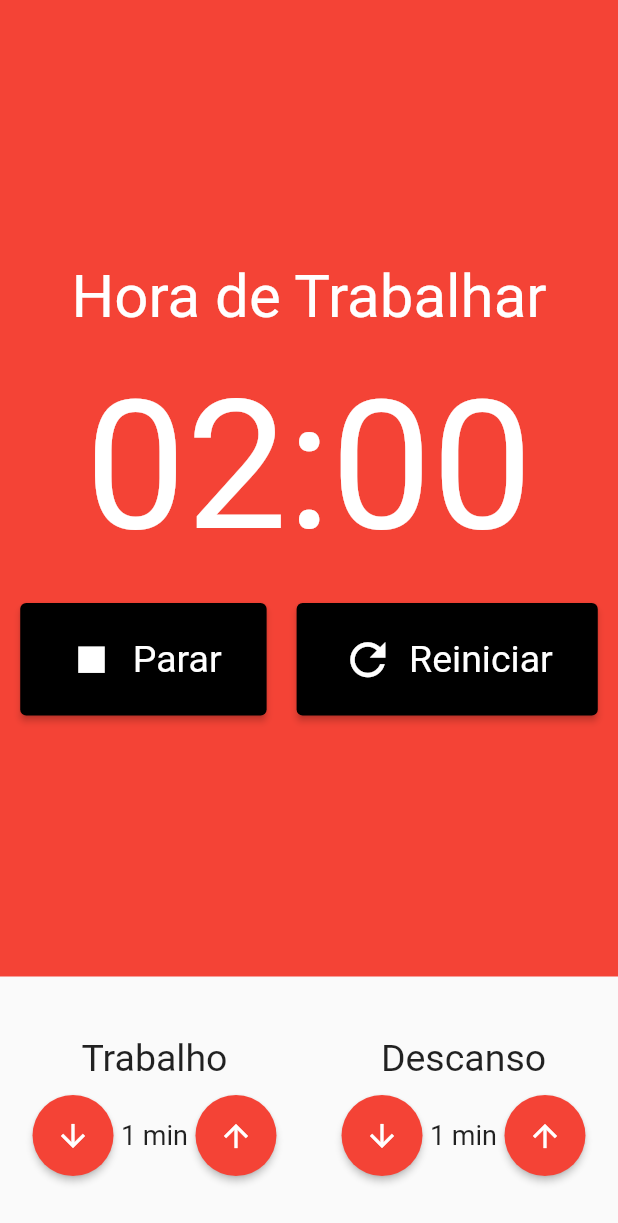
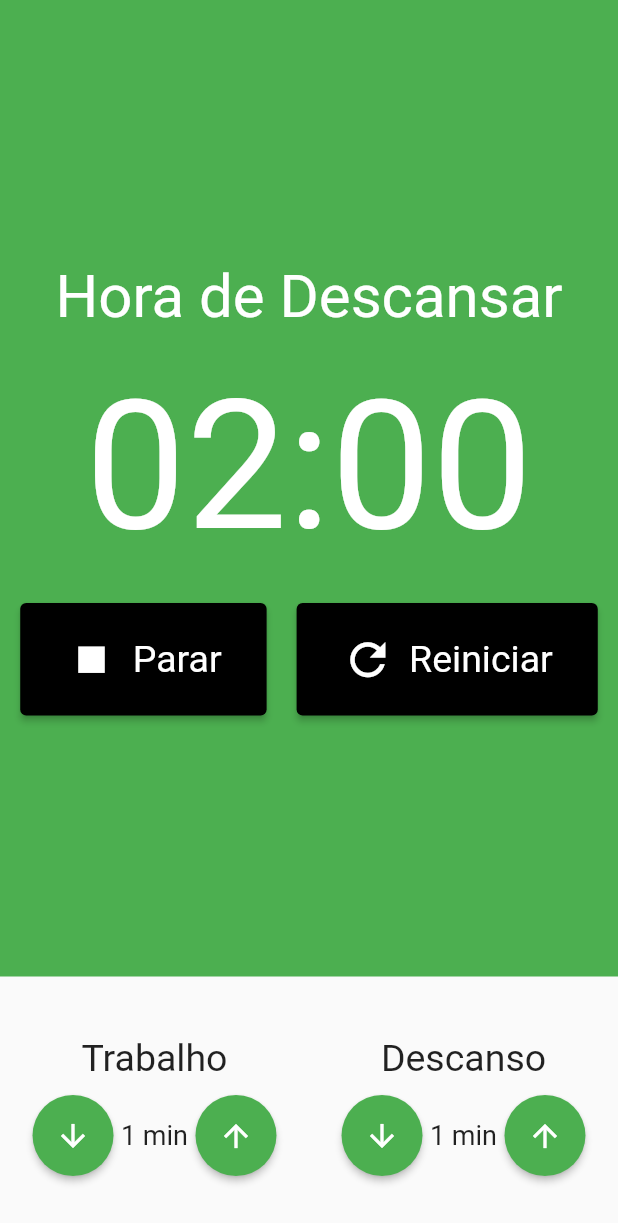
Before and after one commit to lucasgaldinodev/cod3r_flutter_pomodoro, a Flutter app: the screen it shows after launch, after a tap on "Iniciar", on a phone screen of 412 x 824 dp. Shown: the top 1223 px of the screen. Run offline on Flutter 3.47's test engine with Material 2 defaults, Android fonts, the phone set to English and light mode, and no system bars; our stand-ins replace flutter_mobx, mobx; generated files the repository leaves out were written again.

Commit message:
464_pomodoro_store_03

```diff
--- a/lib/components/Cronometro.dart
+++ b/lib/components/Cronometro.dart
@@ -12,13 +12,13 @@ class Cronometro extends StatelessWidget {
     final store = Provider.of<PomodoroStore>(context);
 
     return Container(
-      color: Colors.red,
+      color: store.estaTrabalhando() ? Colors.red : Colors.green,
       child: Column(
         mainAxisAlignment: MainAxisAlignment.center,
         children: [
-          const Text(
-            'Hora de Trabalhar',
-            style: TextStyle(
+          Text(
+            store.estaTrabalhando() ? 'Hora de Trabalhar' : 'Hora de Descansar',
+            style: const TextStyle(
               fontSize: 40,
               color: Colors.white,
             ),
--- a/lib/components/EntradaTempo.dart
+++ b/lib/components/EntradaTempo.dart
@@ -1,4 +1,6 @@
 import 'package:flutter/material.dart';
+import 'package:provider/provider.dart';
+import '../store/pomodoro.store.dart';
 
 class EntradaTempo extends StatelessWidget {
   final String titulo;
@@ -16,6 +18,8 @@ class EntradaTempo extends StatelessWidget {
 
   @override
   Widget build(BuildContext context) {
+    final store = Provider.of<PomodoroStore>(context);
+
     return Column(
       crossAxisAlignment: CrossAxisAlignment.center,
       children: [
@@ -34,7 +38,8 @@ class EntradaTempo extends StatelessWidget {
               style: ElevatedButton.styleFrom(
                 shape: const CircleBorder(),
                 padding: const EdgeInsets.all(15),
-                backgroundColor: Colors.red,
+                backgroundColor:
+                    store.estaTrabalhando() ? Colors.red : Colors.green,
               ),
               child: const Icon(
                 Icons.arrow_downward,
@@ -52,7 +57,8 @@ class EntradaTempo extends StatelessWidget {
               style: ElevatedButton.styleFrom(
                 shape: const CircleBorder(),
                 padding: const EdgeInsets.all(15),
-                backgroundColor: Colors.red,
+                backgroundColor:
+                    store.estaTrabalhando() ? Colors.red : Colors.green,
               ),
               child: const Icon(
                 Icons.arrow_upward,
--- a/lib/store/pomodoro.store.dart
+++ b/lib/store/pomodoro.store.dart
@@ -3,6 +3,8 @@ import 'package:mobx/mobx.dart';
 part 'pomodoro.store.g.dart';
 
 class PomodoroStore = _PomodoroStore with _$PomodoroStore;
+
+enum TipoIntervalo { trabalho, descanso }
 
 abstract class _PomodoroStore with Store {
   @observable
@@ -20,9 +22,13 @@ abstract class _PomodoroStore with Store {
   @observable
   int tempoDescanso = 1;
 
+  @observable
+  TipoIntervalo tipoIntervalo = TipoIntervalo.descanso;
+
   @action
   void iniciar() {
     iniciado = true;
+    tipoIntervalo;
   }
 
   @action
@@ -54,4 +60,12 @@ abstract class _PomodoroStore with Store {
   void decrementarTempoDescanso() {
     tempoDescanso--;
   }
+
+  bool estaTrabalhando() {
+    return tipoIntervalo == TipoIntervalo.trabalho;
+  }
+
+  bool estaDescansando() {
+    return tipoIntervalo == TipoIntervalo.descanso;
+  }
 }
```
Also changed, not shown: lib/store/pomodoro.store.g.dart.
